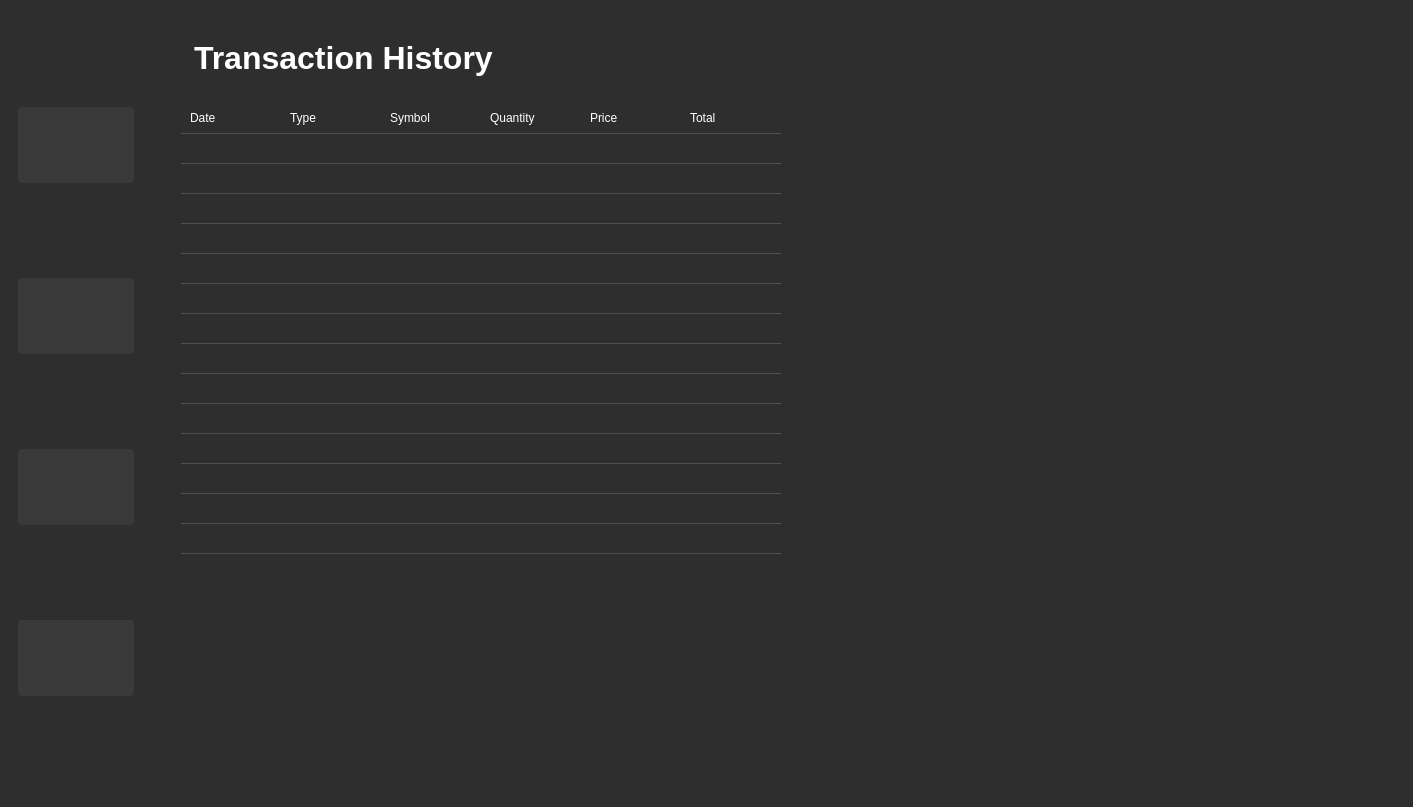
First picture: the form in pages.ui, repository Himesh-boop/Stock-Market-Simulator, before the edit.
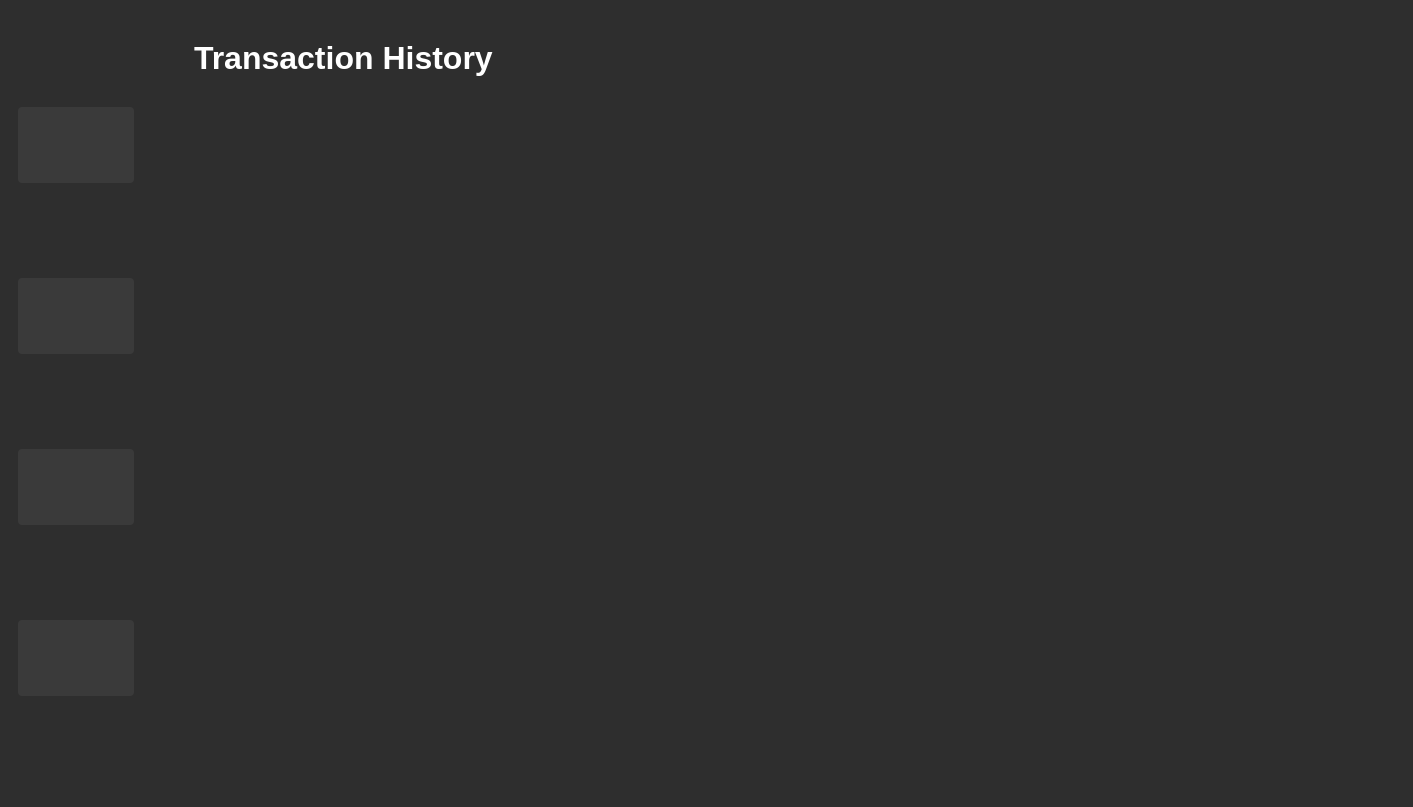
Second picture: the form after the edit. The open tabs and pages were chosen to show the change. Icons and pictures are not drawn. Custom widgets are drawn as their Qt base class.

Commit message: changd table widget to table view

What changed in the file:
```diff
--- a/pages.ui
+++ b/pages.ui
@@ -1273,134 +1273,8 @@
                 </property>
                </widget>
               </item>
-             </layout>
-            </widget>
-           </item>
-           <item row="1" column="0">
-            <widget class="QWidget" name="historyTable" native="true">
-             <layout class="QGridLayout" name="gridLayout_7">
-              <item row="0" column="0">
-               <widget class="QTableWidget" name="tableHistory">
-                <property name="sizePolicy">
-                 <sizepolicy hsizetype="Expanding" vsizetype="Expanding">
-                  <horstretch>0</horstretch>
-                  <verstretch>6</verstretch>
-                 </sizepolicy>
-                </property>
-                <property name="minimumSize">
-                 <size>
-                  <width>400</width>
-                  <height>300</height>
-                 </size>
-                </property>
-                <property name="styleSheet">
-                 <string notr="true">QTableWidget {
-    background-color: #2E2E2E;
-    color: white;
-    gridline-color: #505050;
-    font-size: 10 px;
-    border: none;
-}
-
-QHeaderView::section {
-    background-color: #444;
-    color: white;
-    padding: 6px;
-    border: none;
-    font-weight: bold;
-}
-
-QTableWidget::item {
-    padding: 6px;
-    border-bottom: 1px solid #505050;
-}
-
-QTableWidget::item:selected {
-    background-color: #66ccff;
-    color: black;
-}
-</string>
-                </property>
-                <property name="tabKeyNavigation">
-                 <bool>true</bool>
-                </property>
-                <property name="showGrid">
-                 <bool>false</bool>
-                </property>
-                <property name="rowCount">
-                 <number>15</number>
-                </property>
-                <property name="columnCount">
-                 <number>6</number>
-                </property>
-                <attribute name="horizontalHeaderVisible">
-                 <bool>false</bool>
-                </attribute>
-                <attribute name="verticalHeaderVisible">
-                 <bool>false</bool>
-                </attribute>
-                <row/>
-                <row/>
-                <row/>
-                <row/>
-                <row/>
-                <row/>
-                <row/>
-                <row/>
-                <row/>
-                <row/>
-                <row/>
-                <row/>
-                <row/>
-                <row/>
-                <row/>
-                <column/>
-                <column/>
-                <column/>
-                <column/>
-                <column/>
-                <column/>
-                <item row="0" column="0">
-                 <property name="text">
-                  <string>Date</string>
-                 </property>
-                </item>
-                <item row="0" column="1">
-                 <property name="text">
-                  <string>Type</string>
-                 </property>
-                </item>
-                <item row="0" column="2">
-                 <property name="text">
-                  <string>Symbol</string>
-                 </property>
-                </item>
-                <item row="0" column="3">
-                 <property name="text">
-                  <string>Quantity</string>
-                 </property>
-                </item>
-                <item row="0" column="4">
-                 <property name="text">
-                  <string>Price</string>
-                 </property>
-                </item>
-                <item row="0" column="5">
-                 <property name="text">
-                  <string>Total</string>
-                 </property>
-                </item>
-                <item row="1" column="0">
-                 <property name="text">
-                  <string/>
-                 </property>
-                 <property name="font">
-                  <font>
-                   <pointsize>9</pointsize>
-                  </font>
-                 </property>
-                </item>
-               </widget>
+              <item row="1" column="0">
+               <widget class="QTableView" name="tableView"/>
               </item>
              </layout>
             </widget>
```
Left out of the diff: 107 changed lines with no effect on the pictures.
